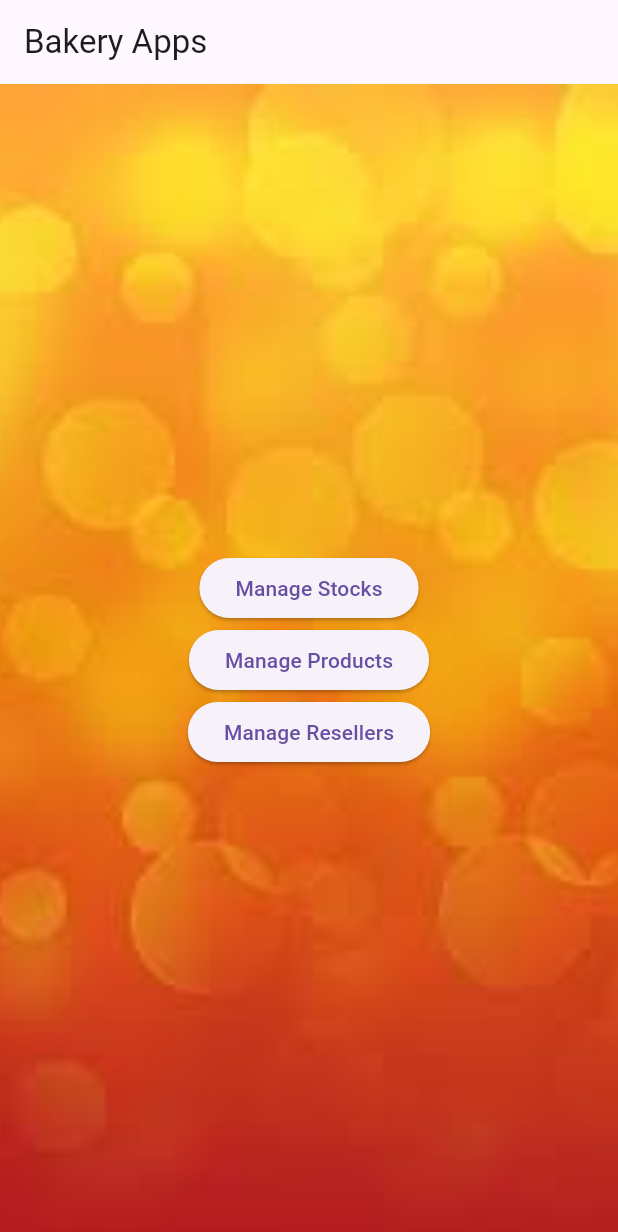
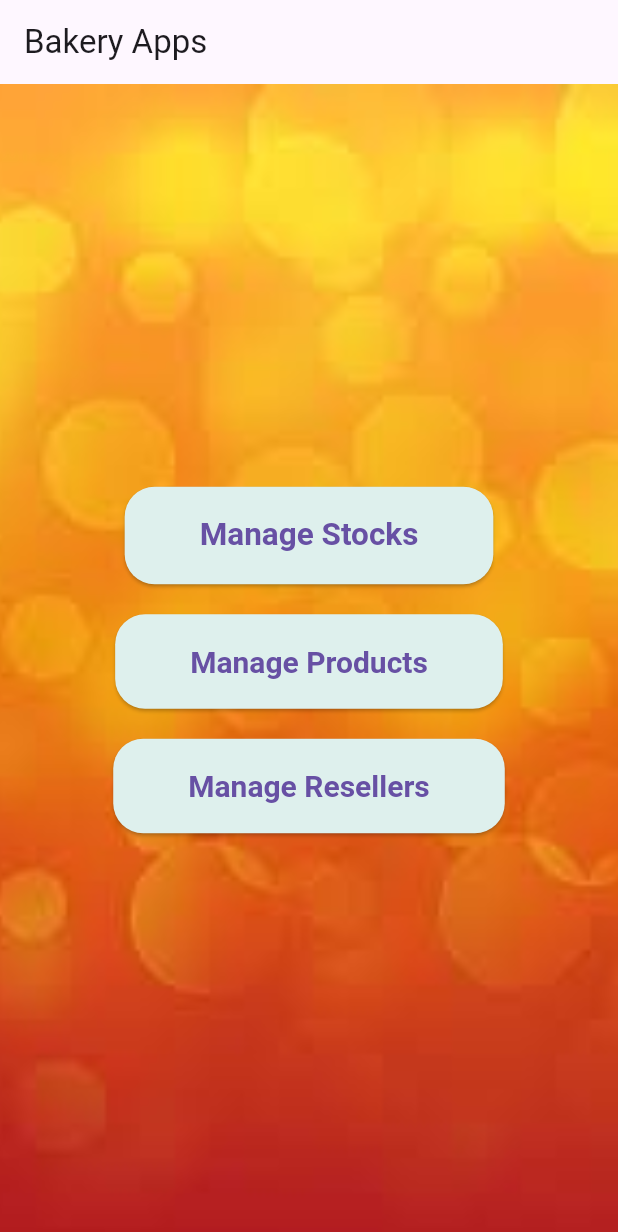
Before and after one commit to wawanher/TugasBesarMobile, a Flutter app: the screen it shows after launch, on a phone screen of 412 x 824 dp. Shown: the top 1232 px of the screen. Run offline on Flutter 3.47's test engine with Material 3 defaults, Android fonts, the phone set to English and light mode, and no system bars.

Commit message:
merubah home_screens

```diff
--- a/lib/screens/home_screen.dart
+++ b/lib/screens/home_screen.dart
@@ -29,8 +29,20 @@ class HomeScreen extends StatelessWidget {
                       MaterialPageRoute(builder: (context) => StockScreen()),
                     );
                   },
+                  style: ElevatedButton.styleFrom(
+                    backgroundColor: Color.fromARGB(255, 222, 240, 237), // Background color
+                    padding: EdgeInsets.symmetric(horizontal: 50, vertical: 20),
+                    textStyle: TextStyle(
+                      fontSize: 21,
+                      fontWeight: FontWeight.bold,
+                    ),
+                    shape: RoundedRectangleBorder(
+                      borderRadius: BorderRadius.circular(20),
+                    ),
+                  ),
                   child: Text('Manage Stocks'),
                 ),
+                SizedBox(height: 20), // Add space between buttons
                 ElevatedButton(
                   onPressed: () {
                     Navigator.push(
@@ -38,8 +50,20 @@ class HomeScreen extends StatelessWidget {
                       MaterialPageRoute(builder: (context) => ProductScreen()),
                     );
                   },
-                  child: Text('Manage Products'),
+                  style: ElevatedButton.styleFrom(
+                    backgroundColor: Color.fromARGB(255, 222, 240, 237), // Background color
+                    padding: EdgeInsets.symmetric(horizontal: 50, vertical: 20),
+                    textStyle: TextStyle(
+                      fontSize: 20,
+                      fontWeight: FontWeight.bold,
+                    ),
+                    shape: RoundedRectangleBorder(
+                      borderRadius: BorderRadius.circular(20),
+                    ),
+                  ),
+                  child: Text('Manage Products', ),
                 ),
+                SizedBox(height: 20), // Add space between buttons
                 ElevatedButton(
                   onPressed: () {
                     Navigator.push(
@@ -47,6 +71,17 @@ class HomeScreen extends StatelessWidget {
                       MaterialPageRoute(builder: (context) => ResellerScreen()),
                     );
                   },
+                  style: ElevatedButton.styleFrom(
+                    backgroundColor: Color.fromARGB(255, 222, 240, 237), // Background color
+                    padding: EdgeInsets.symmetric(horizontal: 50, vertical: 20),
+                    textStyle: TextStyle(
+                      fontSize: 20,
+                      fontWeight: FontWeight.bold,
+                    ),
+                    shape: RoundedRectangleBorder(
+                      borderRadius: BorderRadius.circular(20),
+                    ),
+                  ),
                   child: Text('Manage Resellers'),
                 ),
               ],
```
